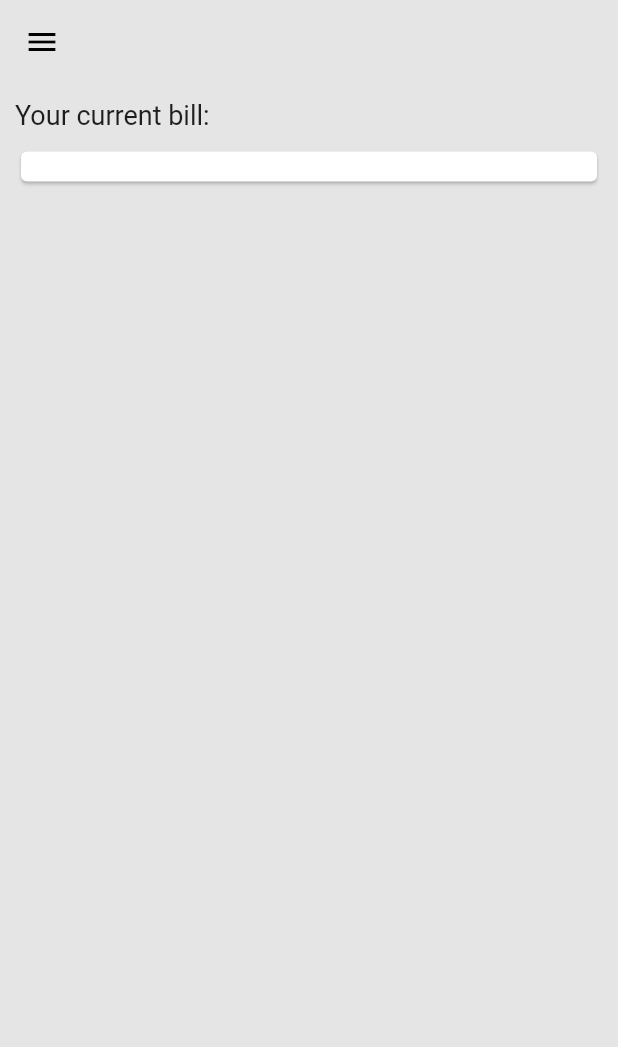
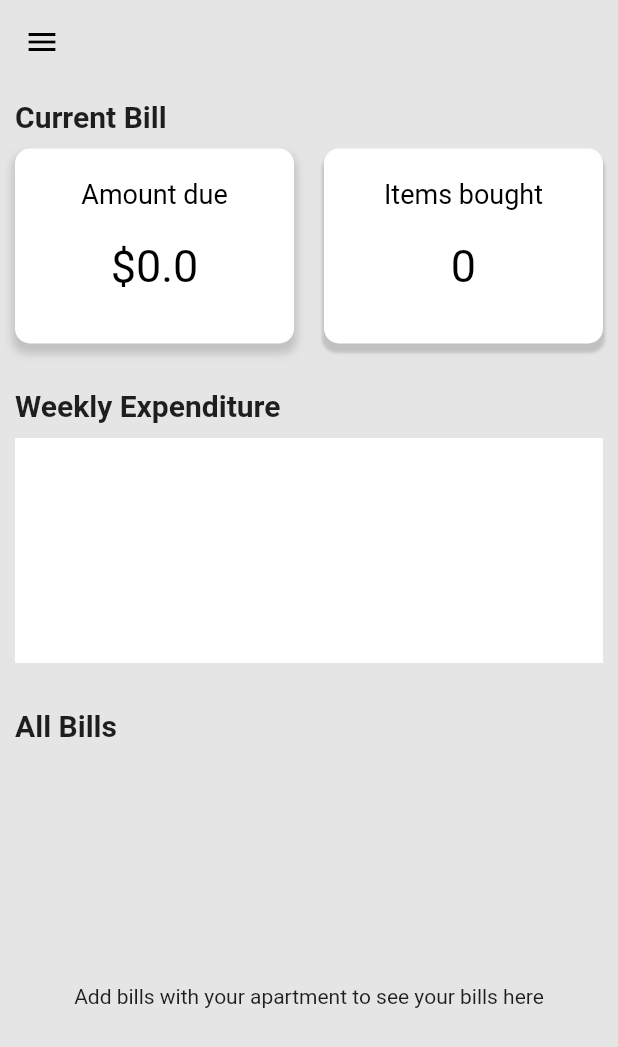
Before and after one commit to dhmi19/LiveTogether, a Flutter app: the BillsScreenWidget screen opened directly, on a phone screen of 412 x 824 dp. Shown: the top 1047 px of the screen. Run offline on Flutter 3.47's test engine with Material 2 defaults, Android fonts, the phone set to English and light mode, and no system bars; our stand-ins replace cloud_firestore, firebase_auth, firebase_storage, flutter_spinkit, font_awesome_flutter, image_picker; accounts and stored records are empty; network calls fail.

Commit message:
timestamped bills

```diff
--- /dev/null
+++ b/lib/models/bill.dart
@@ -0,0 +1,13 @@
+
+import 'billItem.dart';
+
+class Bill {
+
+  List<BillItem> items;
+  String title;
+  bool isSettled;
+  String timeStamp;
+
+  Bill({this.items, this.title, this.isSettled, this.timeStamp});
+
+}
--- /dev/null
+++ b/lib/models/billItem.dart
@@ -0,0 +1,11 @@
+
+
+class BillItem{
+
+  String itemName;
+  int itemCount;
+  double itemCost;
+
+  BillItem({this.itemName, this.itemCount, this.itemCost});
+
+}
--- a/lib/screens/HomeScreen.dart
+++ b/lib/screens/HomeScreen.dart
@@ -54,7 +54,7 @@ class _HomeScreenState extends State<HomeScreen>{
               title: Text("Shopping List"),
               backgroundColor: Theme.of(context).colorScheme.primary
           ), BottomNavigationBarItem(
-              icon: FaIcon(FontAwesomeIcons.solidMoneyBillAlt, size: 24),
+              icon: FaIcon(FontAwesomeIcons.wallet, size: 24),
               title: Text("Bills"),
               backgroundColor: Theme.of(context).colorScheme.primary
           ),
--- a/lib/screens/billsScreen/BillsScreenWidget.dart
+++ b/lib/screens/billsScreen/BillsScreenWidget.dart
@@ -1,9 +1,17 @@
 import 'package:flutter/material.dart';
 import 'package:lester_apartments/shared/DrawerWidget.dart';
+
+import 'billsScreenWidgets/AllBillsWidget.dart';
+import 'billsScreenWidgets/BillActionWidget.dart';
+import 'billsScreenWidgets/CurrentBillHeader.dart';
+
+const headerStyle = TextStyle(fontSize: 20, fontWeight: FontWeight.bold);
 
 class BillsScreenWidget extends StatelessWidget {
   @override
   Widget build(BuildContext context) {
+
+    var screenSize = MediaQuery.of(context).size;
 
     return Scaffold(
       backgroundColor: Theme.of(context).colorScheme.onBackground,
@@ -18,21 +26,33 @@ class BillsScreenWidget extends StatelessWidget {
 
       body: SafeArea(
         child: Padding(
-          padding: EdgeInsets.all(10),
+          padding: EdgeInsets.only(left: 10, right: 10, top: 10),
           child: Column(
             crossAxisAlignment: CrossAxisAlignment.start,
             children: <Widget>[
 
-              Text("Your current bill: ", style: TextStyle(fontSize: 18),),
+              Text("Current Bill", style: headerStyle,),
               SizedBox(height: 10,),
-              Card(
+
+              CurrentBillHeader(),
+
+              SizedBox(height: 30,),
+
+              Text("Weekly Expenditure", style: headerStyle),
+              SizedBox(height: 10,),
+
+              Container(
+                width: double.infinity,
+                height: 150,
                 color: Colors.white,
-                child: Container(
-                  width: double.infinity,
-                  height: 20,
-                ),
-              )
+              ),
 
+              SizedBox(height: 30,),
+
+              Text("All Bills", style: headerStyle),
+              SizedBox(height: 10,),
+
+              AllBillsWidget()
             ],
           ),
         )
--- /dev/null
+++ b/lib/screens/billsScreen/billsScreenWidgets/AllBillsWidget.dart
@@ -0,0 +1,102 @@
+import 'package:cloud_firestore/cloud_firestore.dart';
+import 'package:firebase_auth/firebase_auth.dart';
+import 'package:flutter/material.dart';
+import 'package:lester_apartments/models/bill.dart';
+import 'package:lester_apartments/models/billItem.dart';
+import 'package:lester_apartments/services/database/userServices.dart';
+import 'package:provider/provider.dart';
+import 'package:intl/intl.dart';
+
+import 'BillTile.dart';
+
+class AllBillsWidget extends StatelessWidget {
+
+
+  @override
+  Widget build(BuildContext context) {
+
+    final FirebaseUser currentUser = Provider.of<FirebaseUser>(context);
+
+    return Expanded(
+      child: StreamBuilder<QuerySnapshot>(
+        stream: UserServices.userCollection.document(currentUser.uid).collection("bills").snapshots(),
+        builder: (context, snapshot) {
+
+          try{
+
+            QuerySnapshot querySnapshot = snapshot.data;
+
+            if(querySnapshot == null){
+              return Text("");
+            }
+
+            List<DocumentSnapshot> documents = querySnapshot.documents;
+
+            List<Bill> bills = List<Bill>();
+
+            List<BillTile> billTiles = List<BillTile>();
+
+            for(DocumentSnapshot document in documents){
+              Map data = document.data;
+
+              List<BillItem> _items = List<BillItem>();
+
+              for(var key in data.keys){
+                if(key != 'isPaid' && key != 'timeStamp'){
+                  BillItem billItem = BillItem(
+                    itemName: key.toString(),
+                    itemCount: data[key]['itemCount'],
+                    itemCost: data[key]['itemCost']
+                  );
+                  _items.add(billItem);
+                }
+              }
+
+              print("hiiiiiii");
+
+              Timestamp timeStamp = data['timeStamp'];
+              DateTime myDateTime = timeStamp.toDate();
+
+              String timeStampString = DateFormat.yMMMd().format(myDateTime);
+
+              Bill bill = Bill(
+                title: document.documentID,
+                items: _items,
+                isSettled: true,
+                timeStamp: timeStampString
+              );
+              bills.add(bill);
+            }
+
+            if(bills != null){
+              bills.forEach((bill) {
+                billTiles.add(
+                  BillTile(bill: bill,)
+                );
+              });
+            }
+
+            if(billTiles.length == 0){
+
+              return Center(
+                child: Text(
+                  "Add bills with your apartment to see your bills here"
+                ),
+              );
+            }
+            else{
+              return ListView(
+                children: billTiles,
+              );
+            }
+
+          }catch(error){
+            print(error);
+            return Text("Generate a bill with your apartment to see all your bills");
+          }
+
+        }
+      ),
+    );
+  }
+}
--- /dev/null
+++ b/lib/screens/billsScreen/billsScreenWidgets/AmountDueCard.dart
@@ -0,0 +1,109 @@
+import 'package:cloud_firestore/cloud_firestore.dart';
+import 'package:firebase_auth/firebase_auth.dart';
+import 'package:flutter/material.dart';
+import 'package:lester_apartments/services/database/userServices.dart';
+import 'package:provider/provider.dart';
+
+class AmountDueCard extends StatelessWidget {
+
+
+  @override
+  Widget build(BuildContext context) {
+
+    final FirebaseUser currentUser = Provider.of<FirebaseUser>(context);
+
+
+    return StreamBuilder<QuerySnapshot>(
+      stream: UserServices.userCollection.document(currentUser.uid).collection("bills").snapshots(),
+      builder: (context, snapshot) {
+
+        try{
+          final QuerySnapshot querySnapshot = snapshot.data;
+          final List<DocumentSnapshot> billsCollection = querySnapshot.documents;
+
+          int collectionLength = billsCollection.length;
+          double totalCost = 0;
+
+          if(billsCollection.length == 0){
+            totalCost = 0;
+          }
+          else if(billsCollection.length == 1){
+            for(var bill in billsCollection){
+              for(var key in bill.data.keys){
+                if(key != 'numItems'){
+                  totalCost += bill[key]['itemCost'];
+                }
+              }
+              break;
+            }
+          }
+          else{
+            final DocumentSnapshot currentBill = billsCollection.elementAt(collectionLength - 1);
+
+            for(var key in currentBill.data.keys){
+              if(key != 'numItems'){
+                totalCost += currentBill[key]['itemCost'];
+              }
+            }
+          }
+
+          print(totalCost);
+
+
+          return Container(
+              height: 130,
+              decoration: BoxDecoration(
+                  color: Colors.white,
+                  boxShadow: [
+                    BoxShadow(
+                      color: Colors.grey.withOpacity(0.5),
+                      spreadRadius: 2,
+                      blurRadius: 4,
+                      offset: Offset(0, 5), // changes position of shadow
+                    ),
+                  ],
+                  borderRadius: BorderRadius.all(Radius.circular(10))
+              ),
+              padding: EdgeInsets.all(20),
+              child: Column(
+                crossAxisAlignment: CrossAxisAlignment.center,
+                children: <Widget>[
+                  Text("Amount due", style: TextStyle(color: Colors.black, fontSize: 18),),
+                  SizedBox(height: 20,),
+                  Text("\$$totalCost", style: TextStyle(color: Colors.black, fontSize: 30),)
+                ],
+              )
+          );
+
+        }catch(error){
+          print(error);
+          return Container(
+              height: 130,
+              decoration: BoxDecoration(
+                  color: Colors.white,
+                  boxShadow: [
+                    BoxShadow(
+                      color: Colors.grey.withOpacity(0.5),
+                      spreadRadius: 2,
+                      blurRadius: 4,
+                      offset: Offset(0, 5), // changes position of shadow
+                    ),
+                  ],
+                  borderRadius: BorderRadius.all(Radius.circular(10))
+              ),
+              padding: EdgeInsets.all(20),
+              child: Column(
+                crossAxisAlignment: CrossAxisAlignment.center,
+                children: <Widget>[
+                  Text("Amount due", style: TextStyle(color: Colors.black, fontSize: 18),),
+                  SizedBox(height: 20,),
+                  Text("\$0.00", style: TextStyle(color: Colors.black, fontSize: 30),)
+                ],
+              )
+          );;
+        }
+
+      }
+    );
+  }
+}
--- /dev/null
+++ b/lib/screens/billsScreen/billsScreenWidgets/BillActionWidget.dart
@@ -0,0 +1,38 @@
+import 'package:flutter/material.dart';
+
+class BillActionsWidget extends StatelessWidget {
+  const BillActionsWidget({
+    Key key,
+  }) : super(key: key);
+
+  @override
+  Widget build(BuildContext context) {
+    return Container(
+      height: 80,
+      width: double.infinity,
+      decoration: BoxDecoration(
+          color: Theme.of(context).colorScheme.onSecondary,
+          borderRadius: BorderRadius.all(Radius.circular(10))
+      ),
+      padding: EdgeInsets.symmetric(vertical: 10, horizontal: 15),
+      child: Row(
+        crossAxisAlignment: CrossAxisAlignment.center,
+        mainAxisAlignment: MainAxisAlignment.start,
+        children: <Widget>[
+          Container(
+            child: Column(
+              children: <Widget>[
+                CircleAvatar(
+                  backgroundColor: Colors.transparent,
+                  child: Icon(Icons.payment, color: Theme.of(context).colorScheme.primary, size: 30,),
+                ),
+                SizedBox(height: 3,),
+                Text("Settle Bill")
+              ],
+            ),
+          )
+        ],
+      ),
+    );
+  }
+}
--- /dev/null
+++ b/lib/screens/billsScreen/billsScreenWidgets/BillTile.dart
@@ -0,0 +1,35 @@
+import 'package:flutter/material.dart';
+import 'package:font_awesome_flutter/font_awesome_flutter.dart';
+import 'package:lester_apartments/models/bill.dart';
+
+
+class BillTile extends StatelessWidget{
+
+  final Bill bill;
+
+  BillTile({@required this.bill});
+
+  @override
+  Widget build(BuildContext context) {
+
+    return Card(
+      child: ListTile(
+        leading: FaIcon(FontAwesomeIcons.receipt),
+        title: bill.timeStamp == null ? Text("") : Text(bill.timeStamp),
+        subtitle: Text("Items: "+ bill.items.length.toString()),
+        trailing: Row(
+          mainAxisSize: MainAxisSize.min,
+          children: <Widget>[
+            IconButton(
+              onPressed: (){
+
+              },
+              icon: Icon(Icons.open_in_new),
+            )
+          ],
+        ),
+      ),
+    );
+  }
+
+}
--- /dev/null
+++ b/lib/screens/billsScreen/billsScreenWidgets/CurrentBillHeader.dart
@@ -0,0 +1,28 @@
+import 'package:flutter/material.dart';
+
+import 'AmountDueCard.dart';
+import 'ItemsBoughtCard.dart';
+
+class CurrentBillHeader extends StatelessWidget {
+
+
+  @override
+  Widget build(BuildContext context) {
+
+    return Row(
+      mainAxisAlignment: MainAxisAlignment.spaceAround,
+      children: <Widget>[
+        Expanded(
+          child: AmountDueCard(),
+        ),
+
+        SizedBox(width: 20,),
+
+        Expanded(
+          child: ItemsBoughtCard(),
+        ),
+
+      ],
+    );
+  }
+}
--- /dev/null
+++ b/lib/screens/billsScreen/billsScreenWidgets/ItemsBoughtCard.dart
@@ -0,0 +1,129 @@
+import 'package:cloud_firestore/cloud_firestore.dart';
+import 'package:firebase_auth/firebase_auth.dart';
+import 'package:flutter/material.dart';
+import 'package:lester_apartments/services/database/userServices.dart';
+import 'package:provider/provider.dart';
+
+class ItemsBoughtCard extends StatelessWidget {
+
+  @override
+  Widget build(BuildContext context) {
+
+    final FirebaseUser currentUser = Provider.of<FirebaseUser>(context);
+
+    return StreamBuilder<QuerySnapshot>(
+      stream: UserServices.userCollection.document(currentUser.uid).collection("bills").snapshots(),
+      builder: (context, snapshot) {
+
+        try{
+
+          final QuerySnapshot querySnapshot = snapshot.data;
+          final List<DocumentSnapshot> billsCollection = querySnapshot.documents;
+
+          int collectionLength = billsCollection.length;
+          int totalItems = 0;
+
+          if(billsCollection.length == 0){
+            totalItems = 0;
+          }
+          else if(billsCollection.length == 1){
+            for(var bill in billsCollection){
+
+              final keys = bill.data.keys;
+              totalItems = keys.length;
+
+              if(keys.contains('numItems')){
+                totalItems -= 1;
+              }
+
+              if(keys.contains('isPaid')){
+                totalItems -= 1;
+              }
+
+
+              if(keys.contains('timeStamp')){
+                totalItems -= 1;
+              }
+
+              break;
+            }
+          }
+          else{
+            final DocumentSnapshot currentBill = billsCollection.elementAt(collectionLength - 1);
+
+            final keys = currentBill.data.keys;
+
+            totalItems = keys.length;
+
+            if(keys.contains('numItems')){
+              totalItems -= 1;
+            }
+
+            if(keys.contains('isPaid')){
+              totalItems -= 1;
+            }
+
+
+            if(keys.contains('timeStamp')){
+              totalItems -= 1;
+            }
+
+          }
+
+          return Container(
+              height: 130,
+              decoration: BoxDecoration(
+                  color: Colors.white,
+                  boxShadow: [
+                    BoxShadow(
+                      color: Colors.grey.withOpacity(0.5),
+                      spreadRadius: 1,
+                      blurRadius: 1,
+                      offset: Offset(0, 5), // changes position of shadow
+                    ),
+                  ],
+                  borderRadius: BorderRadius.all(Radius.circular(10))
+              ),
+              padding: EdgeInsets.all(20),
+              child: Column(
+                crossAxisAlignment: CrossAxisAlignment.center,
+                children: <Widget>[
+                  Text("Items bought", style: TextStyle(color: Colors.black, fontSize: 18),),
+                  SizedBox(height: 20,),
+                  Text("$totalItems", style: TextStyle(color: Colors.black, fontSize: 30),)
+                ],
+              )
+          );
+        }
+        catch(error){
+          print(error);
+          return Container(
+              height: 130,
+              decoration: BoxDecoration(
+                  color: Colors.white,
+                  boxShadow: [
+                    BoxShadow(
+                      color: Colors.grey.withOpacity(0.5),
+                      spreadRadius: 1,
+                      blurRadius: 1,
+                      offset: Offset(0, 5), // changes position of shadow
+                    ),
+                  ],
+                  borderRadius: BorderRadius.all(Radius.circular(10))
+              ),
+              padding: EdgeInsets.all(20),
+              child: Column(
+                crossAxisAlignment: CrossAxisAlignment.center,
+                children: <Widget>[
+                  Text("Items bought", style: TextStyle(color: Colors.black, fontSize: 18),),
+                  SizedBox(height: 20,),
+                  Text("", style: TextStyle(color: Colors.black, fontSize: 30),)
+                ],
+              )
+          );;
+        }
+
+      }
+    );
+  }
+}
--- a/lib/services/database/billsServices.dart
+++ b/lib/services/database/billsServices.dart
@@ -63,23 +63,45 @@ class BillsServices {
           break;
         }
 
-        final DocumentReference billDocumentReference = usersCollection
-            .document(userID).collection("bills").document("Bill $billNumber");
-
-        final DocumentSnapshot billDocumentSnapshot = await billDocumentReference.get();
-
-        final Map items = billDocumentSnapshot.data;
-
-        for(var item in items.keys){
-          print(item.toString());
-        }
 
         final DocumentReference newBillDocumentReference = usersCollection.document(userID).collection("bills").document("Bill ${billNumber + 1}");
+
         newBillDocumentReference.setData({
-          "numItems": 0
+          "timeStamp": FieldValue.serverTimestamp(),
+          "isPaid": false
         });
       });
     }
+  }
+
+  static Future makeNewBill(GroceryItem groceryItem, String buyerUserName, double cost, int billNumber) async{
+
+    try{
+
+      final QuerySnapshot querySnapshot = await usersCollection.where("displayName", isEqualTo: buyerUserName).getDocuments();
+
+      final List<DocumentSnapshot> documentList = querySnapshot.documents;
+
+      for(var userDocument in documentList){
+        final userDocumentID = userDocument.documentID;
+        DocumentReference billDocumentReference = usersCollection.document(userDocumentID).collection('bills').document("Bill $billNumber");
+
+        await billDocumentReference.setData({
+          "${groceryItem.itemName}": {
+            "itemCount": groceryItem.itemCount,
+            "itemCost": cost
+          },
+          //"timeStamp": FieldValue.serverTimestamp(),
+          "isPaid": false
+        });
+
+      }
+
+    }
+    catch(error){
+      print(error);
+    }
+
   }
 
   static Future addItemToBill(GroceryItem groceryItem, double cost) async {
@@ -94,26 +116,12 @@ class BillsServices {
 
           int currentBillNumber = await getBillCount(buyerUserName);
 
+          print(currentBillNumber);
 
           if(currentBillNumber == 0){
             currentBillNumber = 1;
+            await makeNewBill(groceryItem, buyerUserName, cost, currentBillNumber);
 
-            final QuerySnapshot querySnapshot = await usersCollection.where("displayName", isEqualTo: buyerUserName).getDocuments();
-
-            final List<DocumentSnapshot> documentList = querySnapshot.documents;
-
-            for(var userDocument in documentList){
-              final userDocumentID = userDocument.documentID;
-              DocumentReference billDocumentReference = usersCollection.document(userDocumentID).collection('bills').document("Bill $currentBillNumber");
-
-              await billDocumentReference.setData({
-                "${groceryItem.itemName}": {
-                  "itemCount": groceryItem.itemCount,
-                  "itemCost": cost
-                },
-                "numItems": 1
-              });
-            }
           }
           else{
             final QuerySnapshot querySnapshot = await usersCollection.where("displayName", isEqualTo: buyerUserName).getDocuments();
@@ -129,7 +137,6 @@ class BillsServices {
                   "itemCount": groceryItem.itemCount,
                   "itemCost": cost
                 },
-                "numItems": FieldValue.increment(1)
               });
             }
           }
--- a/pubspec.yaml
+++ b/pubspec.yaml
@@ -29,6 +29,7 @@ dependencies:
   font_awesome_flutter: ^8.8.1
   flutter_staggered_grid_view: ^0.3.0
   flutter_speed_dial: ^1.2.5
+  intl: ^0.16.1
 
 
   # The following adds the Cupertino Icons font to your application.
```
Also changed, not shown: pubspec.lock.
